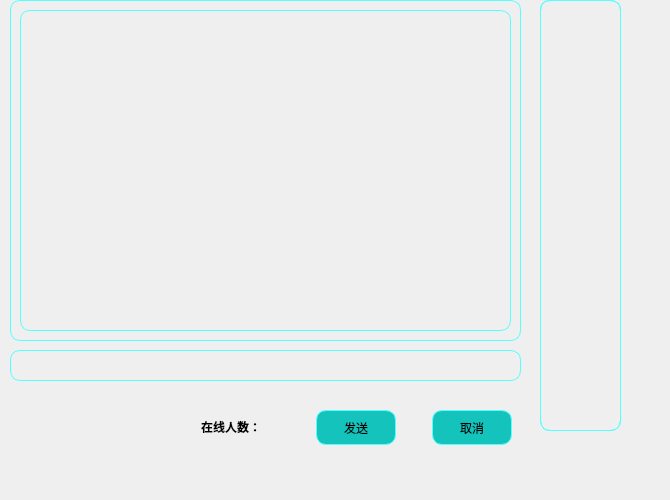
IDMoquan/Chatting_Room, file ClientUI/chatpage.ui: the form before one commit.
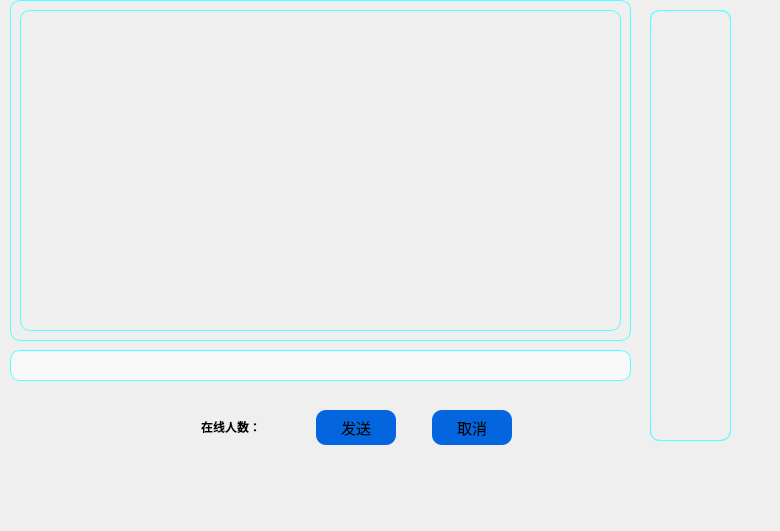
The form after the commit. Icons and pictures are not drawn.

Commit message: 调整ui

What changed in the file:
```diff
--- a/ClientUI/chatpage.ui
+++ b/ClientUI/chatpage.ui
@@ -6,8 +6,8 @@
    <rect>
     <x>0</x>
     <y>0</y>
-    <width>670</width>
-    <height>500</height>
+    <width>780</width>
+    <height>531</height>
    </rect>
   </property>
   <property name="windowTitle">
@@ -105,14 +105,19 @@
            <height>0</height>
           </size>
          </property>
+         <property name="font">
+          <font>
+           <family>微软雅黑</family>
+           <pointsize>11</pointsize>
+          </font>
+         </property>
          <property name="styleSheet">
           <string notr="true">QPushButton {
     padding: 0px; /* 可以根据需要调整内边距 */
-    border: 1px solid rgb(85, 255, 255); /* 可以根据需要调整边框 */
     text-align: center;
-	color:rgb(0, 0, 0);
+	colo r: white;
     border-radius: 10px; /* 设置边框圆角为10像素 */
-	background-color:rgb(20, 196, 188);
+	background-color:rgb(4, 102, 222);
 }
 QPushButton:hover {
     background-color: #f0f0f0; /* 鼠标悬停时的背景色 */
@@ -148,14 +153,19 @@
            <height>35</height>
           </size>
          </property>
+         <property name="font">
+          <font>
+           <family>微软雅黑</family>
+           <pointsize>11</pointsize>
+          </font>
+         </property>
          <property name="styleSheet">
           <string notr="true">QPushButton {
     padding: 0px; /* 可以根据需要调整内边距 */
-    border: 1px solid rgb(85, 255, 255); /* 可以根据需要调整边框 */
     text-align: center;
-	color:rgb(0, 0, 0);
+	colo r: white;
     border-radius: 10px; /* 设置边框圆角为10像素 */
-	background-color:rgb(20, 196, 188);
+	background-color:rgb(4, 102, 222);
 }
 QPushButton:hover {
     background-color: #f0f0f0; /* 鼠标悬停时的背景色 */
@@ -179,15 +189,21 @@
      <rect>
       <x>10</x>
       <y>350</y>
-      <width>511</width>
+      <width>621</width>
       <height>31</height>
      </rect>
     </property>
+    <property name="font">
+     <font>
+      <family>微软雅黑</family>
+     </font>
+    </property>
     <property name="styleSheet">
      <string notr="true">QLineEdit {
     border-radius: 10px; /* 设置边框圆角为10像素 */
     border: 1px solid rgb(85, 255, 255); /* 设置边框颜色和宽度 */
-    background-color: transparent; /* 设置背景透明 */
+    background-color: rgba(255, 255, 255, 150); /* 设置背景透明 */
+	color : black;
 }</string>
     </property>
    </widget>
@@ -196,7 +212,7 @@
      <rect>
       <x>10</x>
       <y>0</y>
-      <width>511</width>
+      <width>621</width>
       <height>341</height>
      </rect>
     </property>
@@ -212,17 +228,28 @@
       <rect>
        <x>10</x>
        <y>10</y>
-       <width>491</width>
+       <width>601</width>
        <height>321</height>
       </rect>
      </property>
+     <property name="font">
+      <font>
+       <family>微软雅黑</family>
+      </font>
+     </property>
+     <property name="styleSheet">
+      <string notr="true">QlistWidget{
+	color : rgb(255, 255, 255);
+	background-color : rgba(255, 255, 255, 150);
+}</string>
+     </property>
     </widget>
    </widget>
    <widget class="QWidget" name="widget_2" native="true">
     <property name="geometry">
      <rect>
-      <x>540</x>
-      <y>0</y>
+      <x>650</x>
+      <y>10</y>
       <width>81</width>
       <height>431</height>
      </rect>
@@ -243,6 +270,11 @@
        <height>431</height>
       </rect>
      </property>
+     <property name="font">
+      <font>
+       <family>微软雅黑</family>
+      </font>
+     </property>
     </widget>
    </widget>
   </widget>
```
Left out of the diff: 8 changed lines with no effect on the pictures. The commit also changes 6 other files.
